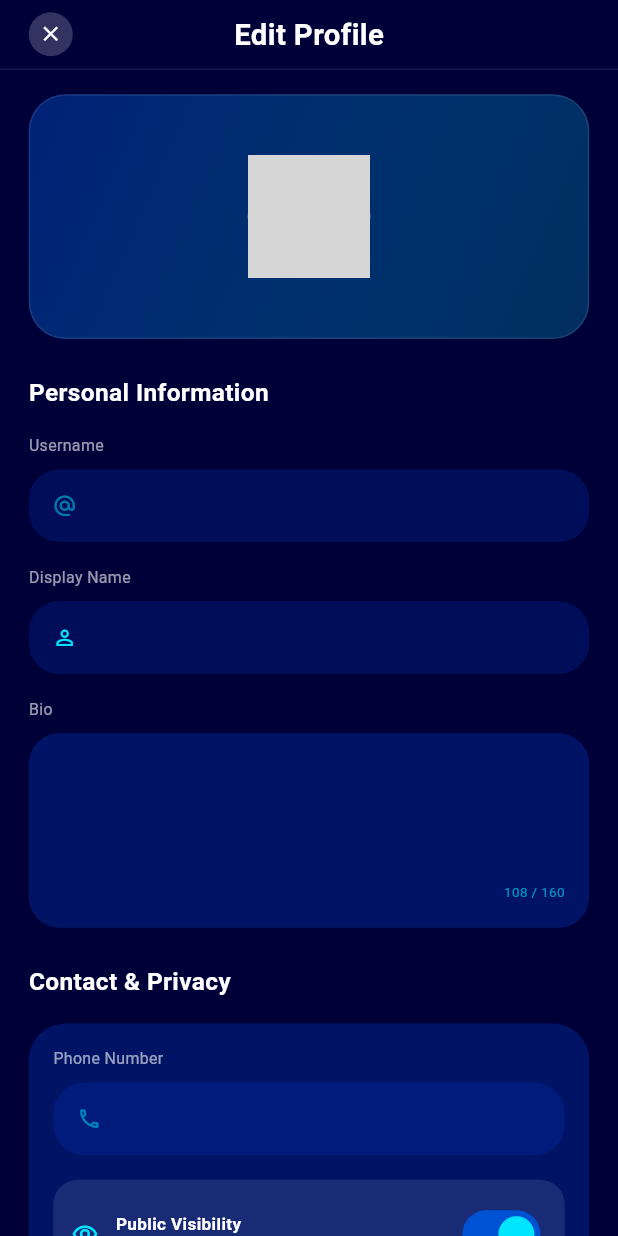
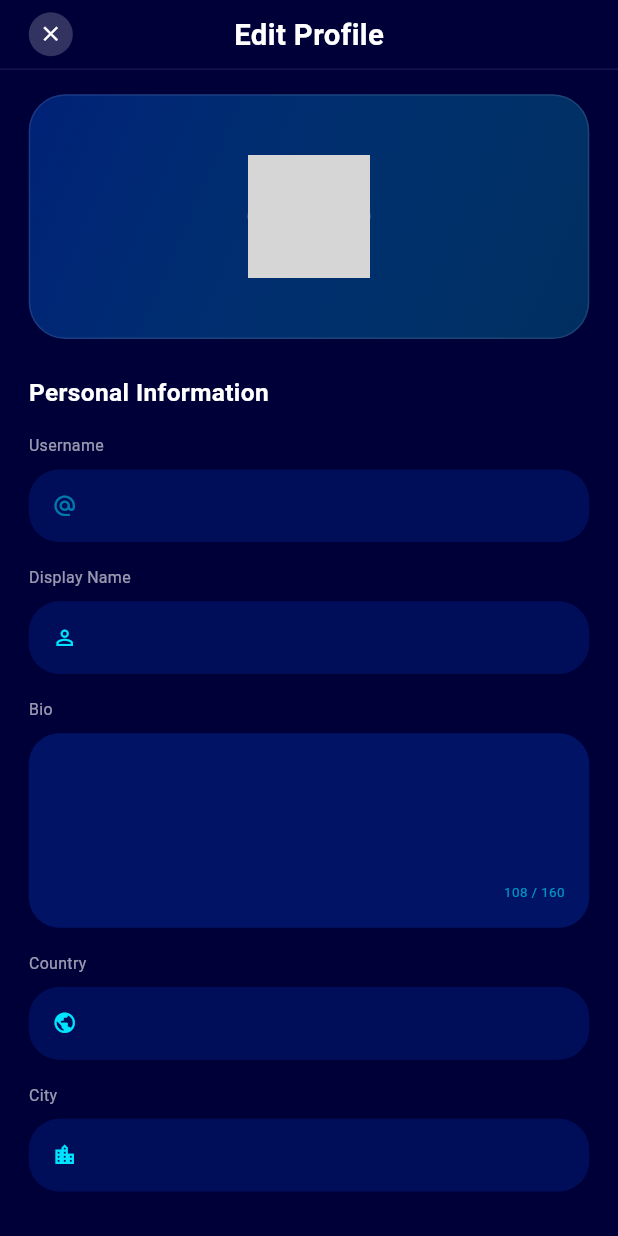
Before and after one commit to srsakilhossen302/Marketplace-apps---Bondi, a Flutter app: the EditProfileScreen screen opened directly, on a phone screen of 412 x 824 dp. Run offline on Flutter 3.47's test engine with Material 3 defaults, Android fonts, the phone set to English and light mode, and no system bars; our stand-ins replace device_info_plus, flutter_screenutil, flutter_svg, get, image_picker, permission_handler and 2 more; accounts and stored records are empty; network calls fail; grey boxes are pictures that could not be loaded.

Commit message:
feat: implement edit profile and public seller profile controllers with their respective views and localized static strings

```diff
--- a/lib/Language/english.dart
+++ b/lib/Language/english.dart
@@ -79,6 +79,8 @@
   'username': 'Username',
   'displayName': 'Display Name',
   'bio': 'Bio',
+  'country': 'Country',
+  'city': 'City',
   '108Of160': '108 / 160',
   'contactPrivacy': 'Contact & Privacy',
   'phoneNumber': 'Phone Number',
@@ -109,6 +111,8 @@
   // Seller Profile Screen
   'sellerProfile': 'Seller Profile',
   'verifiedSeller': 'Verified Seller',
+  'notVerifiedSeller': 'Not Verified Seller',
+  'noAddress': 'No address',
   'topTrader': 'Top Trader',
   'trades': 'Trades',
   'rating': 'Rating',
--- a/lib/Language/portuguese.dart
+++ b/lib/Language/portuguese.dart
@@ -81,6 +81,8 @@
   'username': 'Nome de Usuário',
   'displayName': 'Nome de Exibição',
   'bio': 'Bio',
+  'country': 'País',
+  'city': 'Cidade',
   '108Of160': '108 / 160',
   'contactPrivacy': 'Contato e Privacidade',
   'phoneNumber': 'Número de Telefone',
@@ -114,6 +116,8 @@
   // Seller Profile Screen
   'sellerProfile': 'Perfil do Vendedor',
   'verifiedSeller': 'Vendedor Verificado',
+  'notVerifiedSeller': 'Vendedor não Verificado',
+  'noAddress': 'Sem endereço',
   'topTrader': 'Top Trocador',
   'trades': 'Trocas',
   'rating': 'Avaliação',
--- a/lib/Utils/StaticString/static_string.dart
+++ b/lib/Utils/StaticString/static_string.dart
@@ -84,6 +84,8 @@
   static String get username => 'username'.tr;
   static String get displayName => 'displayName'.tr;
   static String get bio => 'bio'.tr;
+  static String get country => 'country'.tr;
+  static String get city => 'city'.tr;
   static String get oneZeroEightOfOneSixty => '108Of160'.tr;
   static String get contactPrivacy => 'contactPrivacy'.tr;
   static String get phoneNumber => 'phoneNumber'.tr;
@@ -116,6 +118,8 @@
   // Seller Profile Screen
   static String get sellerProfile => 'sellerProfile'.tr;
   static String get verifiedSeller => 'verifiedSeller'.tr;
+  static String get notVerifiedSeller => 'notVerifiedSeller'.tr;
+  static String get noAddress => 'noAddress'.tr;
   static String get topTrader => 'topTrader'.tr;
   static String get trades => 'trades'.tr;
   static String get rating => 'rating'.tr;
--- a/lib/View/Screen/Profile/Controller/edit_profile_controller.dart
+++ b/lib/View/Screen/Profile/Controller/edit_profile_controller.dart
@@ -13,6 +13,8 @@
   final displayNameController = TextEditingController();
   final bioController = TextEditingController();
   final phoneNumberController = TextEditingController();
+  final countryController = TextEditingController();
+  final cityController = TextEditingController();
   final cpfController = TextEditingController(text: '000.000.000-00');
 
   final publicVisibility = true.obs;
@@ -45,6 +47,8 @@
           usernameController.text = profileData['username'] ?? '';
           bioController.text = profileData['bio'] ?? '';
           phoneNumberController.text = profileData['phone'] ?? '';
+          countryController.text = profileData['country'] ?? '';
+          cityController.text = profileData['city'] ?? '';
 
           if (profileData['isPhonePublic'] != null) {
             if (profileData['isPhonePublic'] is bool) {
@@ -93,6 +97,8 @@
     displayNameController.dispose();
     bioController.dispose();
     phoneNumberController.dispose();
+    countryController.dispose();
+    cityController.dispose();
     cpfController.dispose();
     super.onClose();
   }
@@ -104,6 +110,8 @@
         'displayName': displayNameController.text.trim(),
         'bio': bioController.text.trim(),
         'isPhonePublic': publicVisibility.value.toString(),
+        'country': countryController.text.trim(),
+        'city': cityController.text.trim(),
       };
 
       if (phoneNumberController.text.trim().isNotEmpty) {
--- a/lib/View/Screen/Profile/Controller/seller_profile_controller.dart
+++ b/lib/View/Screen/Profile/Controller/seller_profile_controller.dart
@@ -2,6 +2,7 @@
 import 'package:get/get.dart';
 import '../../../../service/api_url.dart';
 import '../../../../service/api_client.dart';
+import '../../../../Utils/StaticString/static_string.dart';
 
 class SellerProfileController extends GetxController {
   final userId = ''.obs;
@@ -51,12 +52,16 @@
             shortBio.value = bioText.isNotEmpty ? bioText : 'No bio provided';
             longBio.value = bioText.isNotEmpty ? bioText : 'No additional information available';
 
-            final city = resData['city']?.toString() ?? '';
-            final country = resData['country']?.toString() ?? '';
+            final city = resData['city']?.toString().trim() ?? '';
+            final country = resData['country']?.toString().trim() ?? '';
             if (city.isNotEmpty && country.isNotEmpty) {
               location.value = '$city, $country';
+            } else if (city.isNotEmpty) {
+              location.value = city;
+            } else if (country.isNotEmpty) {
+              location.value = country;
             } else {
-              location.value = 'New York, NY';
+              location.value = StaticString.noAddress;
             }
 
             isVerifiedSeller.value = resData['isVerifiedSeller'] ?? false;
--- a/lib/View/Screen/Profile/view/edit_profile_screen.dart
+++ b/lib/View/Screen/Profile/view/edit_profile_screen.dart
@@ -50,6 +50,18 @@
                       ),
                       SizedBox(height: 20.h),
                       _buildBioField(),
+                      SizedBox(height: 20.h),
+                      _buildInputField(
+                        StaticString.country,
+                        controller.countryController,
+                        icon: Icons.public,
+                      ),
+                      SizedBox(height: 20.h),
+                      _buildInputField(
+                        StaticString.city,
+                        controller.cityController,
+                        icon: Icons.location_city,
+                      ),
                       SizedBox(height: 30.h),
                       _buildSectionHeader(StaticString.contactPrivacy),
                       SizedBox(height: 20.h),
--- a/lib/View/Screen/Profile/view/seller_profile_screen.dart
+++ b/lib/View/Screen/Profile/view/seller_profile_screen.dart
@@ -180,11 +180,10 @@
         Row(
           mainAxisAlignment: MainAxisAlignment.center,
           children: [
-            if (controller.isVerifiedSeller.value) ...[
-              _buildBadge(Icons.verified_user, StaticString.verifiedSeller),
-              SizedBox(width: 10.w),
-            ],
-            _buildBadge(Icons.bolt, StaticString.topTrader),
+            if (controller.isVerifiedSeller.value)
+              _buildBadge(Icons.verified_user, StaticString.verifiedSeller)
+            else
+              _buildBadge(Icons.info_outline, StaticString.notVerifiedSeller),
           ],
         ),
         SizedBox(height: 20.h),
```
